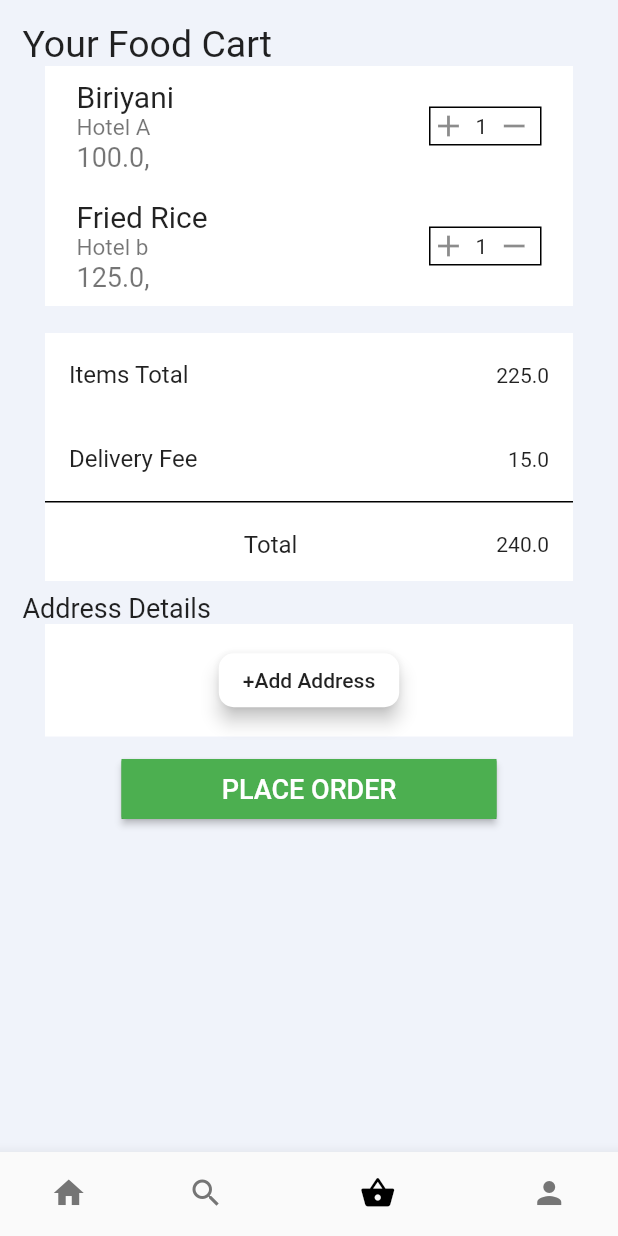
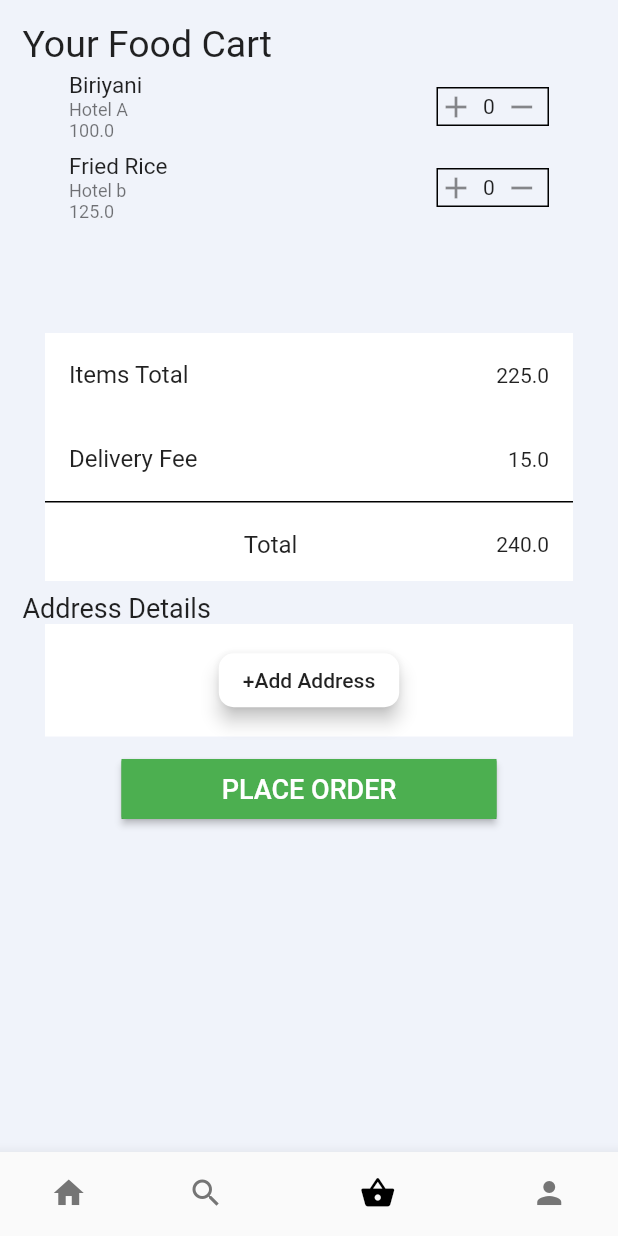
Before and after one commit to incrypto32/cokut-app, a Flutter app: the HomeScreen screen opened by its route, item 3 of the bottom bar chosen, after a tap on the "add" icon, after a tap on the "remove" icon, on a phone screen of 412 x 824 dp. Run offline on Flutter 3.47's test engine with Material 2 defaults, Android fonts, the light colour scheme and no system bars; our stand-ins replace bloc, carousel_slider, connectivity, dio, equatable, firebase_auth and 9 more; accounts and stored records are empty; generated files the repository leaves out were written again; network calls fail.

Commit message:
slight refactoring

```diff
--- a/lib/presentation/widgets/components/incrementWidget.dart
+++ /dev/null
@@ -1,62 +0,0 @@
-import 'package:flutter/material.dart';
-
-class IncrementWidget extends StatefulWidget {
-  int count;
-  IncrementWidget(this.count);
-  @override
-  _IncrementWidgetState createState() => _IncrementWidgetState(count);
-}
-
-class _IncrementWidgetState extends State<IncrementWidget> {
-  int count;
-  _IncrementWidgetState(this.count);
-  @override
-  Widget build(BuildContext context) {
-    return  Container(
-      width: 75.0,
-      decoration:
-      BoxDecoration(border: Border.all(color: Colors.black)),
-
-      //row for choosing count
-      child: Row(
-        children: [
-          GestureDetector(
-            child: Icon(
-              Icons.add,
-            ),
-            onTap: () {
-              print("${count} add");
-              increment();
-              //cartItemHandler.incrementCartItem(index);
-
-            },
-          ),
-          Padding(
-            padding: const EdgeInsets.symmetric(horizontal: 6.0),
-            child: Text("${count}"),
-          ),
-          GestureDetector(
-              child: Icon(
-                Icons.remove,
-              ),
-              onTap: () {
-                print("${count} minus");
-                decrement();
-           //     cartItemHandler.decrementCartItem(index);
-              }),
-        ],
-      ),
-    );
-  }
-
-  void increment(){
-    setState(() {
-      count++;
-    });
-  }
-  void decrement(){
-    setState(() {
-      count>0?count--:0;
-    });
-  }
-}
--- /dev/null
+++ b/lib/presentation/widgets/components/meal_item.dart
@@ -0,0 +1,96 @@
+import 'package:flutter/material.dart';
+
+class MealTile extends StatelessWidget {
+  const MealTile({
+    Key key,
+    @required this.name,
+    @required this.hotel,
+    @required this.price,
+    @required this.count,
+  }) : super(key: key);
+
+  final String name;
+  final String hotel;
+  final double price;
+  final int count;
+  @override
+  Widget build(BuildContext context) {
+    return ListTile(
+      title: Text(
+        name,
+        style: TextStyle(fontSize: 15),
+      ),
+      subtitle: Column(
+        crossAxisAlignment: CrossAxisAlignment.start,
+        children: [
+          Text(
+            hotel,
+            style: TextStyle(fontSize: 12),
+          ),
+          Text(
+            "${price}",
+            style: TextStyle(fontSize: 12),
+          )
+        ],
+      ),
+      trailing: IncrementWidget(),
+    );
+  }
+}
+
+class IncrementWidget extends StatelessWidget {
+  IncrementWidget();
+  static int _count = 0;
+  @override
+  Widget build(BuildContext context) {
+    return StatefulBuilder(
+      builder: (context, StateSetter setState) {
+        void increment() {
+          setState(() {
+            _count++;
+          });
+        }
+
+        void decrement() {
+          setState(() {
+            _count > 0 ? _count-- : 0;
+          });
+        }
+
+        return Container(
+          width: 75.0,
+          decoration: BoxDecoration(
+            border: Border.all(color: Colors.black),
+          ),
+          //row for choosing count
+          child: Row(
+            children: [
+              GestureDetector(
+                child: Icon(
+                  Icons.add,
+                ),
+                onTap: () {
+                  print("${_count} add");
+                  increment();
+                },
+              ),
+              Padding(
+                padding: const EdgeInsets.symmetric(horizontal: 6.0),
+                child: Text("${_count}"),
+              ),
+              GestureDetector(
+                child: Icon(
+                  Icons.remove,
+                ),
+                onTap: () {
+                  print("${_count} minus");
+                  decrement();
+                },
+              ),
+            ],
+          ),
+        );
+      },
+    );
+  }
+}
--- a/lib/presentation/widgets/main/cart_page.dart
+++ b/lib/presentation/widgets/main/cart_page.dart
@@ -1,23 +1,23 @@
 //import 'package:cokut/common/cartItem_list.dart';
 import 'package:cokut/models/cartItem.dart';
-import 'package:cokut/presentation/widgets/components/incrementWidget.dart';
+import 'package:cokut/presentation/widgets/components/meal_item.dart';
 import 'package:flutter/material.dart';
 import 'package:cokut/infrastructure/services/cartItem_handling/cartItem_handler.dart';
 
-class CartWidget extends StatefulWidget{
+class CartWidget extends StatefulWidget {
   const CartWidget();
   @override
-  CartWidgetState createState()=> CartWidgetState();
+  CartWidgetState createState() => CartWidgetState();
 }
+
 class CartWidgetState extends State<CartWidget> {
-
   final fee = 15.00;
   final hpad = 15.0;
   final ordFont = 20.0;
 
   @override
   Widget build(BuildContext context) {
-    CartItemHandler cartItemHandler=CartItemHandler();
+    CartItemHandler cartItemHandler = CartItemHandler();
     cartItemHandler.initCartItem();
     return Container(
       color: Colors.lightBlueAccent[150],
@@ -27,7 +27,7 @@ class CartWidgetState extends State<CartWidget> {
           crossAxisAlignment: CrossAxisAlignment.start,
           children: [
             Text("Your Food Cart", style: TextStyle(fontSize: 25.0)),
-            getCartItemList(cartItemHandler),//from cartItem handler class
+            getCartItemList(cartItemHandler), //from cartItem handler class
             SizedBox(height: 3.0),
             getBillDetails(cartItemHandler),
             SizedBox(height: 8.0),
@@ -68,7 +68,8 @@ class CartWidgetState extends State<CartWidget> {
                     style: TextStyle(fontSize: 18.0, color: Colors.white),
                   ),
                   onPressed: () {
-                    print("Your Grand total is ${getTotal(cartItemHandler.getCartItem()) + fee}RS");
+                    print(
+                        "Your Grand total is ${getTotal(cartItemHandler.getCartItem()) + fee}RS");
                   },
                 ),
               ),
@@ -81,7 +82,7 @@ class CartWidgetState extends State<CartWidget> {
 
   //widget for getting bill
   Widget getBillDetails(CartItemHandler cartItemHandler) {
-    List<CartItem> items=cartItemHandler.getCartItem();
+    List<CartItem> items = cartItemHandler.getCartItem();
     return Container(
       padding: EdgeInsets.symmetric(horizontal: hpad),
       height: 165.00,
@@ -124,8 +125,8 @@ class CartWidgetState extends State<CartWidget> {
 
   //widget for getting cartItem list
   Widget getCartItemList(CartItemHandler cartItemHandler) {
-
-    return CartItems(hpad: hpad, cartItemHandler: cartItemHandler, ordFont: ordFont);
+    return CartItems(
+        hpad: hpad, cartItemHandler: cartItemHandler, ordFont: ordFont);
   }
 
   double getTotal(List<CartItem> items) {
@@ -161,41 +162,21 @@ class CartItems extends StatelessWidget {
 
   @override
   Widget build(BuildContext context) {
-    var items=cartItemHandler.getCartItem();
+    var items = cartItemHandler.getCartItem();
     return Container(
       height: 175.00,
       padding: EdgeInsets.symmetric(horizontal: hpad),
       child: ListView.builder(
         itemCount: items.length,
         itemBuilder: (context, index) {
-          return Container(
-            padding: EdgeInsets.all(5.0),
-            color: Colors.white,
-            child: ListTile(
-              title: Text(
-                items[index].name,
-                style: TextStyle(fontSize: ordFont),
-              ),
-              subtitle: Column(
-                crossAxisAlignment: CrossAxisAlignment.start,
-                children: [
-                  Text(
-                    items[index].hotel,
-                    style: TextStyle(fontSize: ordFont - 5.0),
-                  ),
-                  Text(
-                    "${items[index].price},",
-                    style: TextStyle(fontSize: ordFont - 2.0),
-                  )
-                ],
-              ),
-              trailing:IncrementWidget(items[index].count)
-            ),
+          return MealTile(
+            name: items[index].name,
+            hotel: items[index].hotel,
+            price: items[index].price,
+            count: items[index].count,
           );
         },
       ),
     );
   }
-
-
 }
```
